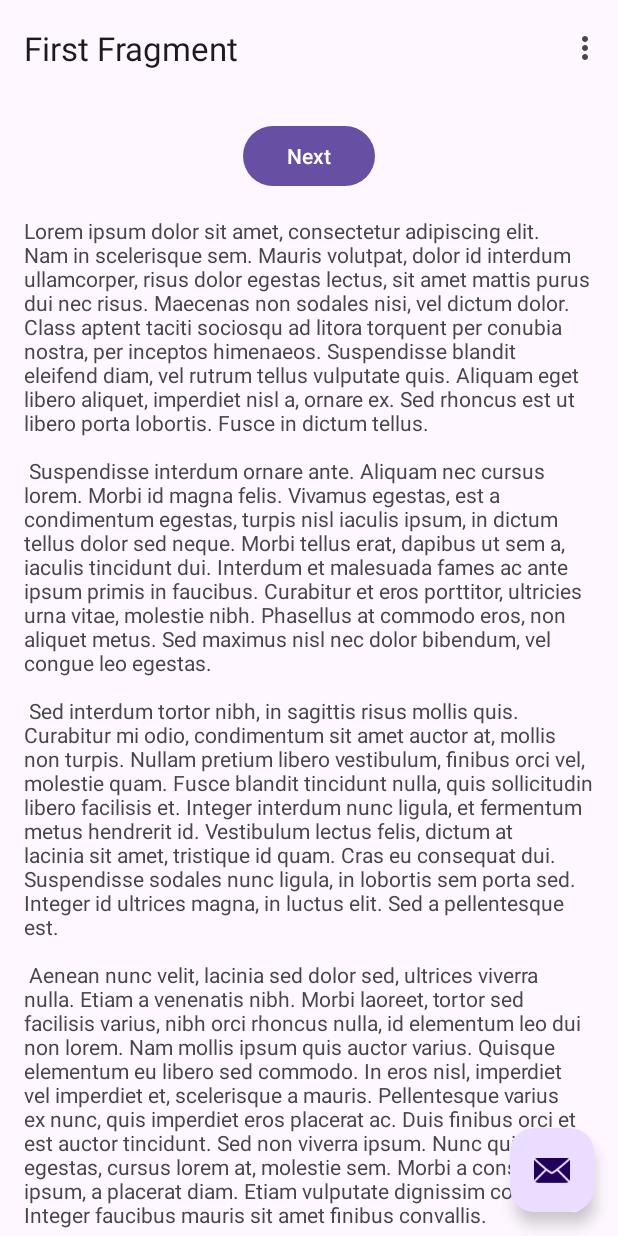
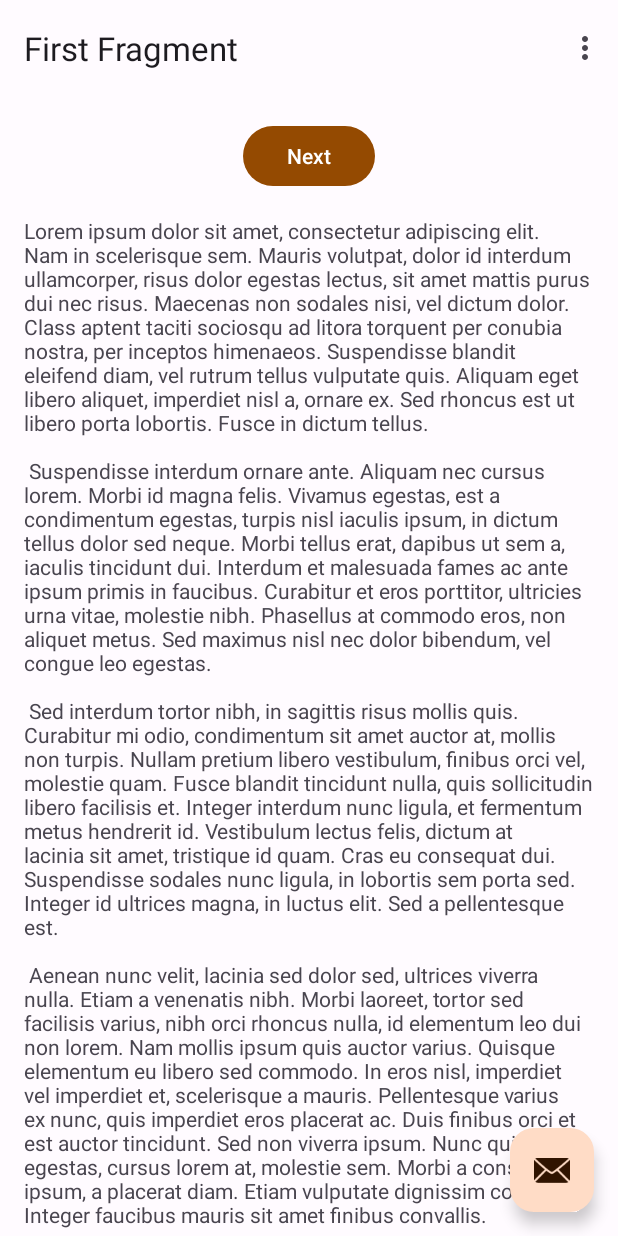
Before and after one commit to duckupus/studylah, an Android app: the screen it shows after launch (MainActivity), on a phone screen of 412 x 824 dp. Run offline under Robolectric (Android 15) with nearby library versions, the phone set to English and light mode, and no system bars; our stand-ins replace navigation-ui.

Commit message:
added colourscheme with Material Design

```diff
--- a/app/build.gradle
+++ b/app/build.gradle
@@ -34,7 +34,7 @@ android {
 dependencies {
 
     implementation 'androidx.appcompat:appcompat:1.6.1'
-    implementation 'com.google.android.material:material:1.5.0'
+    implementation 'com.google.android.material:material:1.9.0'
     implementation 'androidx.constraintlayout:constraintlayout:2.1.4'
     implementation 'androidx.navigation:navigation-fragment:2.6.0'
     implementation 'androidx.navigation:navigation-ui:2.6.0'
@@ -42,3 +42,7 @@ dependencies {
     androidTestImplementation 'androidx.test.ext:junit:1.1.5'
     androidTestImplementation 'androidx.test.espresso:espresso-core:3.5.1'
 }
+
+configurations.implementation {
+    exclude group: 'org.jetbrains.kotlin', module: 'kotlin-stdlib-jdk8'
+}
--- a/app/src/main/AndroidManifest.xml
+++ b/app/src/main/AndroidManifest.xml
@@ -10,13 +10,13 @@
         android:label="@string/app_name"
         android:roundIcon="@mipmap/ic_launcher_round"
         android:supportsRtl="true"
-        android:theme="@style/Theme.Studylah"
+        android:theme="@style/AppTheme"
         tools:targetApi="31" >
         <activity
             android:name=".MainActivity"
             android:exported="true"
             android:label="@string/app_name"
-            android:theme="@style/Theme.Studylah" >
+            android:theme="@style/AppTheme" >
             <intent-filter>
                 <action android:name="android.intent.action.MAIN" />
 
--- a/app/src/main/res/values-night/themes.xml
+++ b/app/src/main/res/values-night/themes.xml
@@ -1,7 +1,31 @@
-<resources xmlns:tools="http://schemas.android.com/tools">
-    <!-- Base application theme. -->
-    <style name="Base.Theme.Studylah" parent="Theme.Material3.DayNight.NoActionBar">
-        <!-- Customize your dark theme here. -->
-        <!-- <item name="colorPrimary">@color/my_dark_primary</item> -->
+
+<resources>
+    <style name="AppTheme" parent="Theme.Material3.Dark.NoActionBar">
+        <item name="colorPrimary">@color/md_theme_dark_primary</item>
+        <item name="colorOnPrimary">@color/md_theme_dark_onPrimary</item>
+        <item name="colorPrimaryContainer">@color/md_theme_dark_primaryContainer</item>
+        <item name="colorOnPrimaryContainer">@color/md_theme_dark_onPrimaryContainer</item>
+        <item name="colorSecondary">@color/md_theme_dark_secondary</item>
+        <item name="colorOnSecondary">@color/md_theme_dark_onSecondary</item>
+        <item name="colorSecondaryContainer">@color/md_theme_dark_secondaryContainer</item>
+        <item name="colorOnSecondaryContainer">@color/md_theme_dark_onSecondaryContainer</item>
+        <item name="colorTertiary">@color/md_theme_dark_tertiary</item>
+        <item name="colorOnTertiary">@color/md_theme_dark_onTertiary</item>
+        <item name="colorTertiaryContainer">@color/md_theme_dark_tertiaryContainer</item>
+        <item name="colorOnTertiaryContainer">@color/md_theme_dark_onTertiaryContainer</item>
+        <item name="colorError">@color/md_theme_dark_error</item>
+        <item name="colorErrorContainer">@color/md_theme_dark_errorContainer</item>
+        <item name="colorOnError">@color/md_theme_dark_onError</item>
+        <item name="colorOnErrorContainer">@color/md_theme_dark_onErrorContainer</item>
+        <item name="android:colorBackground">@color/md_theme_dark_background</item>
+        <item name="colorOnBackground">@color/md_theme_dark_onBackground</item>
+        <item name="colorSurface">@color/md_theme_dark_surface</item>
+        <item name="colorOnSurface">@color/md_theme_dark_onSurface</item>
+        <item name="colorSurfaceVariant">@color/md_theme_dark_surfaceVariant</item>
+        <item name="colorOnSurfaceVariant">@color/md_theme_dark_onSurfaceVariant</item>
+        <item name="colorOutline">@color/md_theme_dark_outline</item>
+        <item name="colorOnSurfaceInverse">@color/md_theme_dark_inverseOnSurface</item>
+        <item name="colorSurfaceInverse">@color/md_theme_dark_inverseSurface</item>
+        <item name="colorPrimaryInverse">@color/md_theme_dark_inversePrimary</item>
     </style>
 </resources>
--- a/app/src/main/res/values-v23/themes.xml
+++ /dev/null
@@ -1,8 +0,0 @@
-<resources xmlns:tools="http://schemas.android.com/tools">
-  <style name="Theme.Studylah" parent="Base.Theme.Studylah">
-    <!-- Transparent system bars for edge-to-edge. -->
-    <item name="android:navigationBarColor">@android:color/transparent</item>
-    <item name="android:statusBarColor">@android:color/transparent</item>
-    <item name="android:windowLightStatusBar">?attr/isLightTheme</item>
-  </style>
-</resources>
--- a/app/src/main/res/values/colors.xml
+++ b/app/src/main/res/values/colors.xml
@@ -1,5 +1,64 @@
-<?xml version="1.0" encoding="utf-8"?>
+
 <resources>
-    <color name="black">#FF000000</color>
-    <color name="white">#FFFFFFFF</color>
+    <color name="seed">#F4A56C</color>
+    <color name="md_theme_light_primary">#944A01</color>
+    <color name="md_theme_light_onPrimary">#FFFFFF</color>
+    <color name="md_theme_light_primaryContainer">#FFDCC6</color>
+    <color name="md_theme_light_onPrimaryContainer">#301400</color>
+    <color name="md_theme_light_secondary">#755845</color>
+    <color name="md_theme_light_onSecondary">#FFFFFF</color>
+    <color name="md_theme_light_secondaryContainer">#FFDCC6</color>
+    <color name="md_theme_light_onSecondaryContainer">#2B1708</color>
+    <color name="md_theme_light_tertiary">#5F6135</color>
+    <color name="md_theme_light_onTertiary">#FFFFFF</color>
+    <color name="md_theme_light_tertiaryContainer">#E4E6AE</color>
+    <color name="md_theme_light_onTertiaryContainer">#1B1D00</color>
+    <color name="md_theme_light_error">#BA1A1A</color>
+    <color name="md_theme_light_errorContainer">#FFDAD6</color>
+    <color name="md_theme_light_onError">#FFFFFF</color>
+    <color name="md_theme_light_onErrorContainer">#410002</color>
+    <color name="md_theme_light_background">#FFFBFF</color>
+    <color name="md_theme_light_onBackground">#201A17</color>
+    <color name="md_theme_light_surface">#FFFBFF</color>
+    <color name="md_theme_light_onSurface">#201A17</color>
+    <color name="md_theme_light_surfaceVariant">#F3DED2</color>
+    <color name="md_theme_light_onSurfaceVariant">#52443B</color>
+    <color name="md_theme_light_outline">#84746A</color>
+    <color name="md_theme_light_inverseOnSurface">#FBEEE8</color>
+    <color name="md_theme_light_inverseSurface">#362F2B</color>
+    <color name="md_theme_light_inversePrimary">#FFB784</color>
+    <color name="md_theme_light_shadow">#000000</color>
+    <color name="md_theme_light_surfaceTint">#944A01</color>
+    <color name="md_theme_light_outlineVariant">#D6C3B7</color>
+    <color name="md_theme_light_scrim">#000000</color>
+    <color name="md_theme_dark_primary">#FFB784</color>
+    <color name="md_theme_dark_onPrimary">#4F2500</color>
+    <color name="md_theme_dark_primaryContainer">#713700</color>
+    <color name="md_theme_dark_onPrimaryContainer">#FFDCC6</color>
+    <color name="md_theme_dark_secondary">#E4BFA8</color>
+    <color name="md_theme_dark_onSecondary">#422B1B</color>
+    <color name="md_theme_dark_secondaryContainer">#5B412F</color>
+    <color name="md_theme_dark_onSecondaryContainer">#FFDCC6</color>
+    <color name="md_theme_dark_tertiary">#C8CA94</color>
+    <color name="md_theme_dark_onTertiary">#30330B</color>
+    <color name="md_theme_dark_tertiaryContainer">#47491F</color>
+    <color name="md_theme_dark_onTertiaryContainer">#E4E6AE</color>
+    <color name="md_theme_dark_error">#FFB4AB</color>
+    <color name="md_theme_dark_errorContainer">#93000A</color>
+    <color name="md_theme_dark_onError">#690005</color>
+    <color name="md_theme_dark_onErrorContainer">#FFDAD6</color>
+    <color name="md_theme_dark_background">#201A17</color>
+    <color name="md_theme_dark_onBackground">#ECE0DA</color>
+    <color name="md_theme_dark_surface">#201A17</color>
+    <color name="md_theme_dark_onSurface">#ECE0DA</color>
+    <color name="md_theme_dark_surfaceVariant">#52443B</color>
+    <color name="md_theme_dark_onSurfaceVariant">#D6C3B7</color>
+    <color name="md_theme_dark_outline">#9F8D83</color>
+    <color name="md_theme_dark_inverseOnSurface">#201A17</color>
+    <color name="md_theme_dark_inverseSurface">#ECE0DA</color>
+    <color name="md_theme_dark_inversePrimary">#944A01</color>
+    <color name="md_theme_dark_shadow">#000000</color>
+    <color name="md_theme_dark_surfaceTint">#FFB784</color>
+    <color name="md_theme_dark_outlineVariant">#52443B</color>
+    <color name="md_theme_dark_scrim">#000000</color>
 </resources>
--- a/app/src/main/res/values/themes.xml
+++ b/app/src/main/res/values/themes.xml
@@ -1,9 +1,31 @@
-<resources xmlns:tools="http://schemas.android.com/tools">
-    <!-- Base application theme. -->
-    <style name="Base.Theme.Studylah" parent="Theme.Material3.DayNight.NoActionBar">
-        <!-- Customize your light theme here. -->
-        <!-- <item name="colorPrimary">@color/my_light_primary</item> -->
+
+<resources>
+    <style name="AppTheme" parent="Theme.Material3.Light.NoActionBar">
+        <item name="colorPrimary">@color/md_theme_light_primary</item>
+        <item name="colorOnPrimary">@color/md_theme_light_onPrimary</item>
+        <item name="colorPrimaryContainer">@color/md_theme_light_primaryContainer</item>
+        <item name="colorOnPrimaryContainer">@color/md_theme_light_onPrimaryContainer</item>
+        <item name="colorSecondary">@color/md_theme_light_secondary</item>
+        <item name="colorOnSecondary">@color/md_theme_light_onSecondary</item>
+        <item name="colorSecondaryContainer">@color/md_theme_light_secondaryContainer</item>
+        <item name="colorOnSecondaryContainer">@color/md_theme_light_onSecondaryContainer</item>
+        <item name="colorTertiary">@color/md_theme_light_tertiary</item>
+        <item name="colorOnTertiary">@color/md_theme_light_onTertiary</item>
+        <item name="colorTertiaryContainer">@color/md_theme_light_tertiaryContainer</item>
+        <item name="colorOnTertiaryContainer">@color/md_theme_light_onTertiaryContainer</item>
+        <item name="colorError">@color/md_theme_light_error</item>
+        <item name="colorErrorContainer">@color/md_theme_light_errorContainer</item>
+        <item name="colorOnError">@color/md_theme_light_onError</item>
+        <item name="colorOnErrorContainer">@color/md_theme_light_onErrorContainer</item>
+        <item name="android:colorBackground">@color/md_theme_light_background</item>
+        <item name="colorOnBackground">@color/md_theme_light_onBackground</item>
+        <item name="colorSurface">@color/md_theme_light_surface</item>
+        <item name="colorOnSurface">@color/md_theme_light_onSurface</item>
+        <item name="colorSurfaceVariant">@color/md_theme_light_surfaceVariant</item>
+        <item name="colorOnSurfaceVariant">@color/md_theme_light_onSurfaceVariant</item>
+        <item name="colorOutline">@color/md_theme_light_outline</item>
+        <item name="colorOnSurfaceInverse">@color/md_theme_light_inverseOnSurface</item>
+        <item name="colorSurfaceInverse">@color/md_theme_light_inverseSurface</item>
+        <item name="colorPrimaryInverse">@color/md_theme_light_inversePrimary</item>
     </style>
-
-    <style name="Theme.Studylah" parent="Base.Theme.Studylah" />
 </resources>
```
